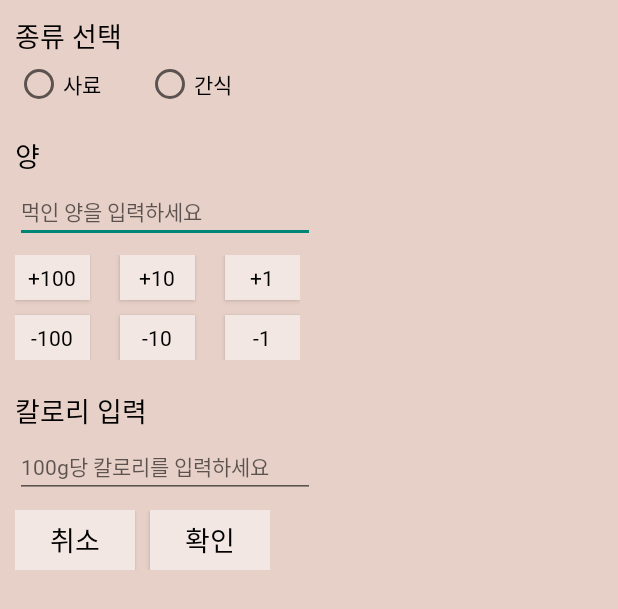
After one commit to Yg323/app_anima, an Android app: the layout dialog_food.xml on its own in the app's theme, with its tools: preview values and no code run, on a phone screen of 412 x 824 dp. The commit adds this screen. Shown: the top 609 px of the screen. Run offline under Robolectric (Android 15) with nearby library versions, the phone set to English and light mode, and no system bars.

Commit message:
20.12.15 17:43 사료 입력 구현 예외 처리 안했음

```diff
--- a/app/src/main/java/com/example/app_anima/FragmentHome.java
+++ b/app/src/main/java/com/example/app_anima/FragmentHome.java
@@ -1,5 +1,6 @@
 package com.example.app_anima;
 
+import android.app.AlertDialog;
 import android.graphics.Color;
 import android.graphics.drawable.Drawable;
 import android.os.Bundle;
@@ -9,11 +10,16 @@ import android.view.LayoutInflater;
 import android.view.View;
 import android.view.ViewGroup;
 import android.view.ViewTreeObserver;
+import android.widget.Button;
+import android.widget.EditText;
 import android.widget.ImageButton;
 import android.widget.LinearLayout;
+import android.widget.RadioButton;
+import android.widget.RadioGroup;
 import android.widget.ScrollView;
 import android.widget.TextView;
 
+import androidx.annotation.IdRes;
 import androidx.annotation.NonNull;
 import androidx.annotation.Nullable;
 import androidx.core.content.res.ResourcesCompat;
@@ -31,6 +37,8 @@ import java.util.TimerTask;
 public class FragmentHome extends Fragment {
 
     private ImageButton btn_menu,circle_add,circle_minus;
+    private ImageButton btn_feedinput; // 사료 입력 버튼 선언
+    private TextView tv_calorie;
     private ScrollView scrollView;
     private LinearLayout appbar, vp_layout;
     private TextView tv_menu,tv_water;
@@ -50,7 +58,8 @@ public class FragmentHome extends Fragment {
     public View onCreateView(@NonNull LayoutInflater inflater, @Nullable ViewGroup container, @Nullable Bundle savedInstanceState) {
         ViewGroup viewGroup = (ViewGroup) inflater.inflate(R.layout.fragment_home, container, false);
 
-
+        btn_feedinput = (ImageButton) viewGroup.findViewById(R.id.btn_feedinput); // 사료 입력 버튼
+        tv_calorie = (TextView) viewGroup.findViewById(R.id.calory);
         btn_menu = (ImageButton) viewGroup.findViewById(R.id.btn_menu);
         circle_add = (ImageButton) viewGroup.findViewById(R.id.circle_add);
         circle_minus = (ImageButton) viewGroup.findViewById(R.id.circle_minus);
@@ -133,6 +142,126 @@ public class FragmentHome extends Fragment {
             }
         });
 
+        //사료
+        btn_feedinput.setOnClickListener(new View.OnClickListener() {
+            @Override
+            public void onClick(View v) {
+                final double curCal;
+                if (tv_calorie.getText().toString().equals(null)) {
+                    curCal = 0;
+                } else {
+                    curCal = Double.parseDouble(tv_calorie.getText().toString());
+                }
+                AlertDialog.Builder builder = new AlertDialog.Builder(getContext());
+
+                View view = LayoutInflater.from(getContext()).inflate(R.layout.dialog_food, null, false);
+                builder.setView(view);
+
+                final RadioGroup mRadioGroup;
+                final RadioButton radioButtonFood, radioButtonSnack;
+                final EditText editTextInputFeed;
+                final Button btnPlus100, btnPlus10, btnPlus1, btnMinus100, btnMinus10, btnMinus1;
+                final EditText editTextInputCal;
+                final Button btnApply, btnCancel;
+                final boolean isFood;
+
+                mRadioGroup = (RadioGroup) view.findViewById(R.id.radiocategory);
+                radioButtonFood = (RadioButton) view.findViewById(R.id.radiofood);
+                radioButtonSnack = (RadioButton) view.findViewById(R.id.radiosnack);
+                editTextInputFeed = (EditText) view.findViewById(R.id.input_feed);
+                btnPlus100 = (Button) view.findViewById(R.id.btn_plus100);
+                btnPlus10 = (Button) view.findViewById(R.id.btn_plus10);
+                btnPlus1 = (Button) view.findViewById(R.id.btn_plus1);
+                btnMinus100 = (Button) view.findViewById(R.id.btn_minus100);
+                btnMinus10 = (Button) view.findViewById(R.id.btn_minus10);
+                btnMinus1 = (Button) view.findViewById(R.id.btn_minus1);
+                editTextInputCal = (EditText) view.findViewById(R.id.input_calorie);
+                btnApply = (Button) view.findViewById(R.id.btn_apply);
+                btnCancel = (Button) view.findViewById(R.id.btn_cancel);
+
+                RadioGroup.OnCheckedChangeListener radioGroupButtonChangeListener = new RadioGroup.OnCheckedChangeListener() {
+                    @Override
+                    public void onCheckedChanged(RadioGroup group, @IdRes int checkedId) {
+
+                    }
+                };
+                mRadioGroup.setOnCheckedChangeListener(radioGroupButtonChangeListener);
+                radioButtonFood.setChecked(true);
+
+                final AlertDialog alertDialog = builder.create();
+                alertDialog.show();
+
+                btnPlus100.setOnClickListener(new View.OnClickListener() {
+                    @Override
+                    public void onClick(View v) {
+                        Double curInputFeed = Double.parseDouble(editTextInputFeed.getText().toString());
+                        curInputFeed += 100;
+                        editTextInputFeed.setText(String.valueOf(curInputFeed));
+                    }
+                });
+                btnPlus10.setOnClickListener(new View.OnClickListener() {
+                    @Override
+                    public void onClick(View v) {
+                        Double curInputFeed = Double.parseDouble(editTextInputFeed.getText().toString());
+                        curInputFeed += 10;
+                        editTextInputFeed.setText(String.valueOf(curInputFeed));
+                    }
+                });
+                btnPlus1.setOnClickListener(new View.OnClickListener() {
+                    @Override
+                    public void onClick(View v) {
+                        Double curInputFeed = Double.parseDouble(editTextInputFeed.getText().toString());
+                        curInputFeed += 1;
+                        editTextInputFeed.setText(String.valueOf(curInputFeed));
+                    }
+                });
+                btnMinus100.setOnClickListener(new View.OnClickListener() {
+                    @Override
+                    public void onClick(View v) {
+                        Double curInputFeed = Double.parseDouble(editTextInputFeed.getText().toString());
+                        curInputFeed -= 100;
+                        editTextInputFeed.setText(String.valueOf(curInputFeed));
+                    }
+                });
+                btnMinus10.setOnClickListener(new View.OnClickListener() {
+                    @Override
+                    public void onClick(View v) {
+                        Double curInputFeed = Double.parseDouble(editTextInputFeed.getText().toString());
+                        curInputFeed -= 10;
+                        editTextInputFeed.setText(String.valueOf(curInputFeed));
+                    }
+                });
+                btnMinus1.setOnClickListener(new View.OnClickListener() {
+                    @Override
+                    public void onClick(View v) {
+                        Double curInputFeed = Double.parseDouble(editTextInputFeed.getText().toString());
+                        curInputFeed -= 1;
+                        editTextInputFeed.setText(String.valueOf(curInputFeed));
+                    }
+                });
+
+                btnCancel.setOnClickListener(new View.OnClickListener() {
+                    @Override
+                    public void onClick(View v) {
+                        alertDialog.dismiss();
+                    }
+                });
+
+                btnApply.setOnClickListener(new View.OnClickListener() {
+                    @Override
+                    public void onClick(View v) {
+                        int checkedRadio = mRadioGroup.getCheckedRadioButtonId();
+                        double inputCalorie = Double.parseDouble(editTextInputCal.getText().toString());
+                        double calculatedCalorie = inputCalorie / 100;
+                        double inputFeed = Double.parseDouble(editTextInputFeed.getText().toString());
+                        double finalFeed = inputFeed * calculatedCalorie;
+                        tv_calorie.setText(String.format("%.2f", finalFeed + curCal));
+                        alertDialog.dismiss();
+                    }
+                });
+            }
+        });
+
         //물물
        Calendar cal = Calendar.getInstance();
         nweek = cal.get(Calendar.DAY_OF_WEEK); //요일 구하기
@@ -146,7 +275,7 @@ public class FragmentHome extends Fragment {
             @Override
             public void onClick(View v) {
                 water_count+=100;
-                tv_water.setText (Integer.toString(water_count));
+                tv_water.setText(Integer.toString(water_count));
                 PreferenceManager.setInt(getContext(), "water_count", water_count);
             }
         });
--- /dev/null
+++ b/app/src/main/res/layout/dialog_food.xml
@@ -0,0 +1,219 @@
+<?xml version="1.0" encoding="utf-8"?>
+<androidx.constraintlayout.widget.ConstraintLayout
+    xmlns:android="http://schemas.android.com/apk/res/android"
+    xmlns:app="http://schemas.android.com/apk/res-auto"
+    xmlns:tools="http://schemas.android.com/tools"
+    android:layout_width="match_parent"
+    android:layout_height="match_parent"
+    android:background="@color/background"
+    android:padding="10dp">
+
+    <TextView
+        android:layout_width="wrap_content"
+        android:layout_height="wrap_content"
+        android:fontFamily="@font/nanum_baren_yet"
+        android:text="종류 선택"
+        android:textColor="@color/black"
+        android:textSize="18dp"
+        app:layout_constraintStart_toStartOf="parent"
+        app:layout_constraintTop_toTopOf="parent" />
+
+    <RadioGroup
+        android:id="@+id/radiocategory"
+        android:layout_width="wrap_content"
+        android:layout_height="wrap_content"
+        android:orientation="horizontal"
+        android:layout_marginTop="30dp"
+        app:layout_constraintStart_toStartOf="parent"
+        app:layout_constraintTop_toTopOf="parent" >
+
+        <RadioButton
+            android:id="@+id/radiofood"
+            android:layout_width="wrap_content"
+            android:layout_height="match_parent"
+            android:fontFamily="@font/nanum_baren_yet"
+            android:text="사료"
+            android:textColor="@color/black"
+            android:textSize="14dp" />
+
+        <RadioButton
+            android:id="@+id/radiosnack"
+            android:layout_width="wrap_content"
+            android:layout_height="wrap_content"
+            android:text="간식"
+            android:textColor="@color/black"
+            android:textSize="14dp"
+            android:fontFamily="@font/nanum_baren_yet"
+            android:layout_marginLeft="30dp"/>
+
+    </RadioGroup>
+
+    <TextView
+        android:layout_width="wrap_content"
+        android:layout_height="wrap_content"
+        android:text="양"
+        android:textColor="@color/black"
+        android:textSize="18dp"
+        android:fontFamily="@font/nanum_baren_yet"
+        android:layout_marginTop="80dp"
+        app:layout_constraintStart_toStartOf="parent"
+        app:layout_constraintTop_toTopOf="parent" />
+
+    <EditText
+        android:id="@+id/input_feed"
+        android:layout_width="200dp"
+        android:layout_height="wrap_content"
+        android:hint="먹인 양을 입력하세요"
+        android:inputType="number"
+        android:textColor="@color/black"
+        android:textSize="14dp"
+        android:fontFamily="@font/tttogether"
+        android:layout_marginTop="110dp"
+        app:layout_constraintStart_toStartOf="parent"
+        app:layout_constraintTop_toTopOf="parent"/>
+
+    <RelativeLayout
+        android:layout_width="wrap_content"
+        android:layout_height="wrap_content"
+        android:layout_marginTop="160dp"
+        app:layout_constraintStart_toStartOf="parent"
+        app:layout_constraintTop_toTopOf="parent">
+
+        <Button
+            android:id="@+id/btn_plus100"
+            android:layout_width="50dp"
+            android:layout_height="30dp"
+            android:background="@color/lightpink"
+            android:text="+100"
+            android:textSize="14dp"
+            android:textColor="@color/black"
+            android:fontFamily="@font/nanum_baren_yet"/>
+
+        <Button
+            android:id="@+id/btn_minus100"
+            android:layout_width="50dp"
+            android:layout_height="30dp"
+            android:layout_below="@+id/btn_plus100"
+            android:layout_marginTop="10dp"
+            android:background="@color/lightpink"
+            android:fontFamily="@font/nanum_baren_yet"
+            android:text="-100"
+            android:textColor="@color/black"
+            android:textSize="14dp" />
+
+        <Button
+            android:id="@+id/btn_plus10"
+            android:layout_width="50dp"
+            android:layout_height="30dp"
+            android:layout_marginLeft="20dp"
+            android:layout_toEndOf="@+id/btn_plus100"
+            android:layout_toRightOf="@+id/btn_plus100"
+            android:background="@color/lightpink"
+            android:fontFamily="@font/nanum_baren_yet"
+            android:text="+10"
+            android:textColor="@color/black"
+            android:textSize="14dp" />
+
+        <Button
+            android:id="@+id/btn_minus10"
+            android:layout_width="50dp"
+            android:layout_height="30dp"
+            android:layout_below="@+id/btn_plus10"
+            android:layout_alignStart="@+id/btn_plus10"
+            android:layout_alignLeft="@+id/btn_plus10"
+            android:layout_marginStart="0dp"
+            android:layout_marginLeft="0dp"
+            android:layout_marginTop="10dp"
+            android:background="@color/lightpink"
+            android:fontFamily="@font/nanum_baren_yet"
+            android:text="-10"
+            android:textColor="@color/black"
+            android:textSize="14dp" />
+
+        <Button
+            android:id="@+id/btn_plus1"
+            android:layout_width="50dp"
+            android:layout_height="30dp"
+            android:layout_marginLeft="20dp"
+            android:layout_toEndOf="@+id/btn_plus10"
+            android:layout_toRightOf="@+id/btn_plus10"
+            android:background="@color/lightpink"
+            android:fontFamily="@font/nanum_baren_yet"
+            android:text="+1"
+            android:textColor="@color/black"
+            android:textSize="14dp" />
+
+        <Button
+            android:id="@+id/btn_minus1"
+            android:layout_width="50dp"
+            android:layout_height="30dp"
+            android:layout_below="@+id/btn_plus10"
+            android:layout_alignStart="@+id/btn_plus1"
+            android:layout_alignLeft="@+id/btn_plus1"
+            android:layout_marginTop="10dp"
+            android:background="@color/lightpink"
+            android:fontFamily="@font/nanum_baren_yet"
+            android:text="-1"
+            android:textColor="@color/black"
+            android:textSize="14dp" />
+
+    </RelativeLayout>
+
+    <TextView
+        android:layout_width="wrap_content"
+        android:layout_height="wrap_content"
+        android:text="칼로리 입력"
+        android:textColor="@color/black"
+        android:textSize="18dp"
+        android:fontFamily="@font/nanum_baren_yet"
+        android:layout_marginTop="250dp"
+        app:layout_constraintStart_toStartOf="parent"
+        app:layout_constraintTop_toTopOf="parent"/>
+
+    <EditText
+        android:id="@+id/input_calorie"
+        android:layout_width="200dp"
+        android:layout_height="wrap_content"
+        android:hint="100g당 칼로리를 입력하세요"
+        android:inputType="number"
+        android:textColor="@color/black"
+        android:textSize="14dp"
+        android:fontFamily="@font/tttogether"
+        android:layout_marginTop="280dp"
+        app:layout_constraintStart_toStartOf="parent"
+        app:layout_constraintTop_toTopOf="parent"/>
+
+    <RelativeLayout
+        android:layout_width="wrap_content"
+        android:layout_height="wrap_content"
+        android:layout_marginTop="330dp"
+        app:layout_constraintStart_toStartOf="parent"
+        app:layout_constraintTop_toTopOf="parent">
+
+        <Button
+            android:id="@+id/btn_cancel"
+            android:layout_width="80dp"
+            android:layout_height="40dp"
+            android:background="@color/lightpink"
+            android:text="취소"
+            android:textColor="@color/black"
+            android:textSize="18dp"
+            android:fontFamily="@font/nanum_baren_yet"/>
+
+        <Button
+            android:id="@+id/btn_apply"
+            android:layout_width="80dp"
+            android:layout_height="40dp"
+            android:layout_marginStart="10dp"
+            android:layout_marginLeft="10dp"
+            android:layout_toEndOf="@+id/btn_cancel"
+            android:layout_toRightOf="@+id/btn_cancel"
+            android:background="@color/lightpink"
+            android:text="확인"
+            android:textColor="@color/black"
+            android:textSize="18dp" />
+
+    </RelativeLayout>
+
+
+</androidx.constraintlayout.widget.ConstraintLayout>
--- a/app/src/main/res/layout/fragment_home.xml
+++ b/app/src/main/res/layout/fragment_home.xml
@@ -221,6 +221,7 @@
                             app:layout_constraintVertical_bias="0.08" />
 
                         <ImageButton
+                            android:id="@+id/btn_feedinput"
                             android:layout_width="wrap_content"
                             android:layout_height="wrap_content"
                             android:layout_marginTop="16dp"
@@ -228,7 +229,6 @@
                             android:src="@drawable/plus_button"
                             app:layout_constraintBottom_toBottomOf="parent"
                             app:layout_constraintEnd_toEndOf="parent"
-
                             app:layout_constraintHorizontal_bias="0.938"
                             app:layout_constraintStart_toEndOf="@+id/textView1"
                             app:layout_constraintTop_toTopOf="parent"
```
